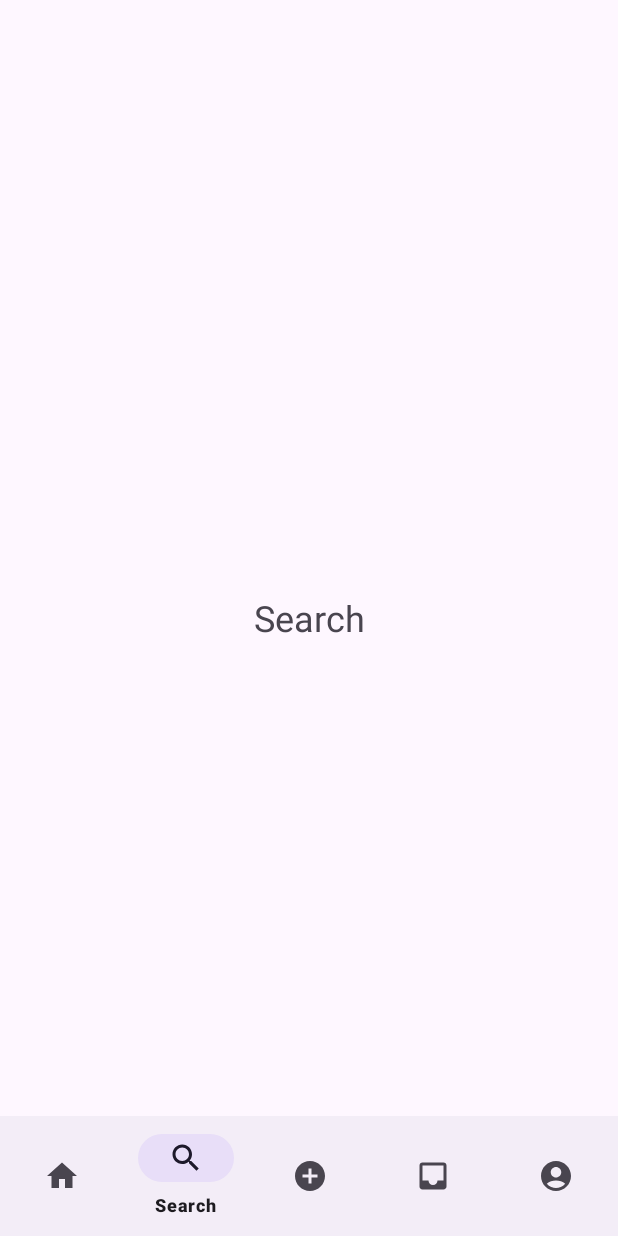
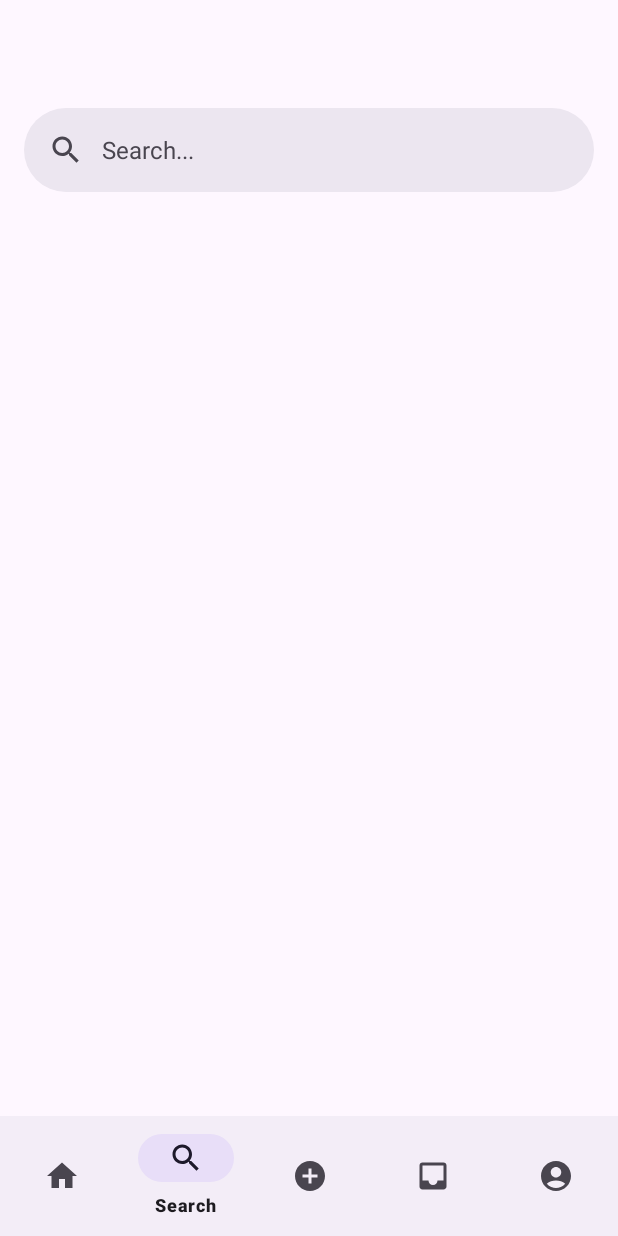
Before and after one commit to edicoll/marketplace, an Android app: the screen it shows after launch (MainActivity), item 2 of the bottom bar chosen, on a phone screen of 412 x 824 dp. Run offline under Robolectric (Android 15) with nearby library versions, the light colour scheme and no system bars.

Commit message:
Izrada search fragmenta. Implementiran search sistem, prikaz proizvoda automatski kada se upišu više od 3 slova i otvaranje itema.

```diff
--- a/app/build.gradle.kts
+++ b/app/build.gradle.kts
@@ -34,6 +34,9 @@ android {
     kotlinOptions {
         jvmTarget = "11"
     }
+    buildFeatures {
+        viewBinding = true
+    }
 }
 
 dependencies {
@@ -47,4 +50,5 @@ dependencies {
     androidTestImplementation(libs.androidx.junit)
     androidTestImplementation(libs.androidx.espresso.core)
     implementation (libs.androidx.navigation.ui.ktx)
+    implementation("androidx.databinding:viewbinding:8.10.0")
 }
--- a/app/src/main/AndroidManifest.xml
+++ b/app/src/main/AndroidManifest.xml
@@ -10,7 +10,7 @@
         android:label="@string/app_name"
         android:roundIcon="@mipmap/ic_logo_round"
         android:supportsRtl="true"
-        android:theme="@style/Theme.ProjectMarketplace"
+        android:theme="@style/Base.Theme.ProjectMarketplace"
         tools:targetApi="31">
         <activity
             android:name=".MainActivity"
--- a/app/src/main/java/com/example/projectmarketplace/MainActivity.kt
+++ b/app/src/main/java/com/example/projectmarketplace/MainActivity.kt
@@ -160,7 +160,11 @@ class MainActivity : AppCompatActivity() {
                 putParcelableArrayList("ITEM_KEY", ArrayList(items))
             }
         }
-        val searchFragment = SearchFragment()
+        val searchFragment = SearchFragment().apply {
+            arguments = Bundle().apply{
+                putParcelableArrayList("ITEM_KEY", ArrayList(items))
+            }
+        }
         val addFragment = AddFragment()
         val inboxFragment = InboxFragment().apply {
             arguments = Bundle().apply {
--- a/app/src/main/java/com/example/projectmarketplace/fragments/SearchFragment.kt
+++ b/app/src/main/java/com/example/projectmarketplace/fragments/SearchFragment.kt
@@ -1,17 +1,111 @@
 package com.example.projectmarketplace.fragments
 
+import android.os.Build
 import android.os.Bundle
+import android.util.Log
 import androidx.fragment.app.Fragment
 import android.view.LayoutInflater
 import android.view.View
 import android.view.ViewGroup
+import android.view.inputmethod.EditorInfo
+import androidx.annotation.RequiresApi
+import androidx.core.widget.doOnTextChanged
+import androidx.recyclerview.widget.GridLayoutManager
 import com.example.projectmarketplace.R
+import com.example.projectmarketplace.adapters.SearchAdapter
+import com.example.projectmarketplace.data.Item
+import com.example.projectmarketplace.databinding.FragmentSearchBinding
+
 
 class SearchFragment : Fragment() {
+
+    //view binding je mehanizam koji generira klasu koja omogućuje pristup elementima iz XML layouta
+    // generira klasu iz layouta npr.FragmentSearchBinding iz fragment_search.xml, ta klsa sadrži refernce na vieowe
+    private var _binding: FragmentSearchBinding? = null
+    private val binding get() = _binding!!
+    private lateinit var adapter: SearchAdapter
+    private var items: List<Item> = emptyList()
+
+    //kreiranje binding objekta
     override fun onCreateView(
         inflater: LayoutInflater, container: ViewGroup?,
         savedInstanceState: Bundle?
     ): View? {
-        return inflater.inflate(R.layout.fragment_search, container, false)
+        _binding = FragmentSearchBinding.inflate(inflater, container, false)
+
+        return binding.root //ovo zapravo vraća glavni view, to je u mom slučaju constrainedlayou
     }
+
+
+    @RequiresApi(Build.VERSION_CODES.TIRAMISU)
+    override fun onViewCreated(view: View, savedInstanceState: Bundle?) {
+        super.onViewCreated(view, savedInstanceState)
+
+        items = arguments?.getParcelableArrayList<Item>("ITEM_KEY", Item::class.java) ?: emptyList()
+
+        binding.searchRecyclerView.layoutManager = GridLayoutManager(requireContext(), 2)
+        adapter = SearchAdapter(
+            requireActivity(),
+            emptyList()
+        )
+        binding.searchRecyclerView.adapter = adapter  //na recycleView se postavlja kreirano u adapteru
+        setupRecyclerView()
+    }
+
+
+    private fun setupRecyclerView() {
+
+        // postavljanje SearchBara
+        binding.searchBar.apply {
+
+            setOnClickListener {
+                binding.searchView.show()  //prikazuje se searchView kada se klikne na searchBar
+                //binding.searchView.editText.requestFocus()
+                binding.searchView.requestFocusAndShowKeyboard()  //prikazivanje tastature
+            }
+        }
+
+
+        // postavljanje SearchView-a
+        binding.searchView.apply {
+
+            editText.setOnEditorActionListener { _, actionId, _ ->  //postavljanje listenera za akciju pretrage na tastaturi
+                if (actionId == EditorInfo.IME_ACTION_SEARCH) {
+                    performSearch(text.toString())     //pretraga kada se pritisne search
+                    hide()                 //sakrivanje searchViewa nakon pretrage
+                    true
+                } else {
+                    false
+                }
+            }
+                //postavljanje listenera za live search
+            editText.doOnTextChanged { text, _, _, _ ->
+                text?.let { performSearch(it.toString()) } //pretraga se izvršava pri svakoj promjeni teksta
+                binding.searchBar.setText(text) //prikaz slova u search baru
+            }
+        }
+    }
+
+
+    private fun performSearch(query: String) {
+
+        val filteredItems = if (query.length >= 3) {
+            items.filter { item ->
+                item.title.contains(query, ignoreCase = true) ||
+                        item.description.contains(query, ignoreCase = true) == true  //itemi se filtriraju po naslovu ili po opisu
+            }
+        }else{
+            emptyList()
+        }
+
+
+        adapter.updateItems(filteredItems) // adapter se ažurira s odabranim rezultatima
+    }
+
+
+    override fun onDestroyView() {
+        super.onDestroyView()
+        _binding = null
+    }
+
 }
--- a/app/src/main/res/layout/fragment_profile.xml
+++ b/app/src/main/res/layout/fragment_profile.xml
@@ -88,7 +88,7 @@
 
     </androidx.constraintlayout.widget.ConstraintLayout>
 
-    <!-- My Orders sekcija -->
+    <!-- My Orders -->
     <TextView
         android:id="@+id/myOrders"
         android:layout_width="wrap_content"
@@ -123,14 +123,14 @@
         app:layout_constraintStart_toStartOf="parent"
         app:layout_constraintTop_toBottomOf="@id/myOrders"/>
 
-    <!-- My Reviews sekcija -->
+    <!-- Favorite items -->
     <TextView
         android:id="@+id/myReviews"
         android:layout_width="wrap_content"
         android:layout_height="wrap_content"
         android:layout_marginStart="48dp"
         android:layout_marginTop="32dp"
-        android:text="My Reviews"
+        android:text="Favorite items"
         android:textSize="18sp"
         android:textStyle="bold"
         app:layout_constraintStart_toStartOf="parent"
--- a/app/src/main/res/layout/fragment_search.xml
+++ b/app/src/main/res/layout/fragment_search.xml
@@ -1,16 +1,46 @@
-<?xml version="1.0" encoding="utf-8"?>
-<FrameLayout xmlns:android="http://schemas.android.com/apk/res/android"
+<androidx.constraintlayout.widget.ConstraintLayout
+    xmlns:android="http://schemas.android.com/apk/res/android"
+    xmlns:app="http://schemas.android.com/apk/res-auto"
     xmlns:tools="http://schemas.android.com/tools"
     android:layout_width="match_parent"
-    android:layout_height="match_parent"
-    tools:context=".fragments.SearchFragment"
-    android:id="@+id/search">
+    android:layout_height="match_parent">
 
-    <TextView
+
+    <com.google.android.material.search.SearchBar
+        android:id="@+id/search_bar"
+        android:layout_width="0dp"
+        android:layout_height="wrap_content"
+        android:layout_marginHorizontal="16dp"
+        android:layout_marginTop="72dp"
+        app:layout_constraintEnd_toEndOf="parent"
+        app:layout_constraintStart_toStartOf="parent"
+        app:layout_constraintTop_toTopOf="parent"
+        android:hint="Search..."
+        />
+
+    <com.google.android.material.search.SearchView
+        android:id="@+id/search_view"
         android:layout_width="match_parent"
-        android:layout_height="match_parent"
-        android:gravity="center"
-        android:text="@string/search"
-        android:textSize="24sp"/>
+        android:layout_height="wrap_content"
+        android:visibility="gone"
+        android:inputType="text"
+        app:layout_anchor="@id/search_bar"
+        tools:ignore="MissingConstraints" />
 
-</FrameLayout>
+
+    <androidx.recyclerview.widget.RecyclerView
+        android:id="@+id/searchRecyclerView"
+        android:layout_width="0dp"
+        android:layout_height="0dp"
+        android:layout_marginTop="8dp"
+        android:paddingStart="12dp"
+        android:paddingEnd="12dp"
+        android:layout_marginBottom="106dp"
+        app:layout_constraintBottom_toBottomOf="parent"
+        app:layout_constraintEnd_toEndOf="parent"
+        app:layout_constraintStart_toStartOf="parent"
+        app:layout_constraintTop_toBottomOf="@id/search_bar"
+        android:contentDescription="recycle"
+        />
+
+</androidx.constraintlayout.widget.ConstraintLayout>
--- a/app/src/main/res/values/strings.xml
+++ b/app/src/main/res/values/strings.xml
@@ -7,6 +7,7 @@
     <string name="profile">Profile</string>
     <string name="title">ARKETPLACE</string>
     <string name="slogan">Find your product...</string>
+    <string name="items_list_description">List of products</string>
     <!-- TODO: Remove or change this placeholder text -->
     <string name="hello_blank_fragment">Hello blank fragment</string>
 </resources>
--- a/app/src/main/res/values/themes.xml
+++ b/app/src/main/res/values/themes.xml
@@ -9,5 +9,4 @@
         <item name="colorAccent">@color/colorAccent</item>
     </style>
 
-    <style name="Theme.ProjectMarketplace" parent="Base.Theme.ProjectMarketplace" />
 </resources>
```
Also changed, not shown: app/src/main/java/com/example/projectmarketplace/adapters/ItemAdapter.kt (+2 -6 lines), app/src/main/java/com/example/projectmarketplace/adapters/SearchAdapter.kt (added, +74 -0 lines), app/src/main/res/menu/search_menu.xml (added, +10 -0 lines).
